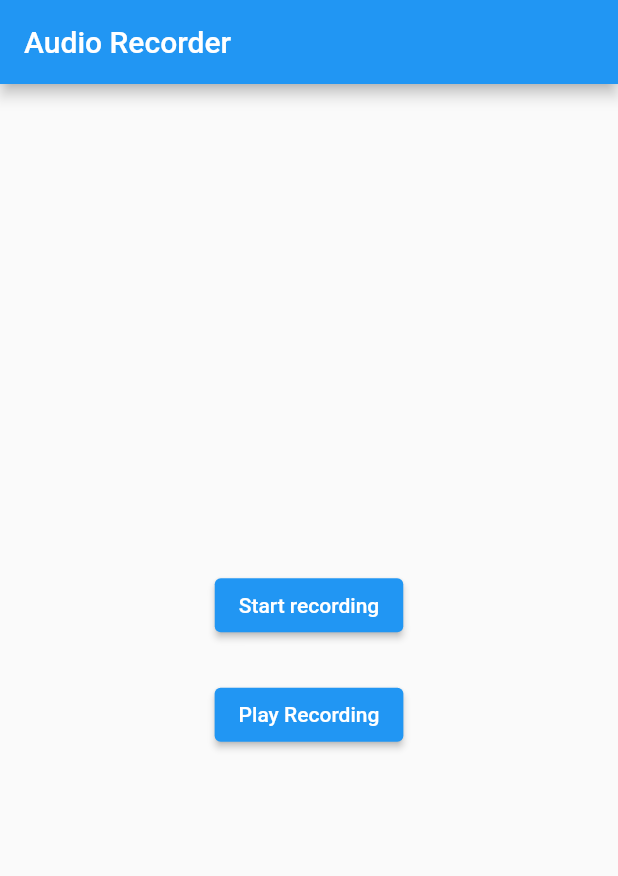
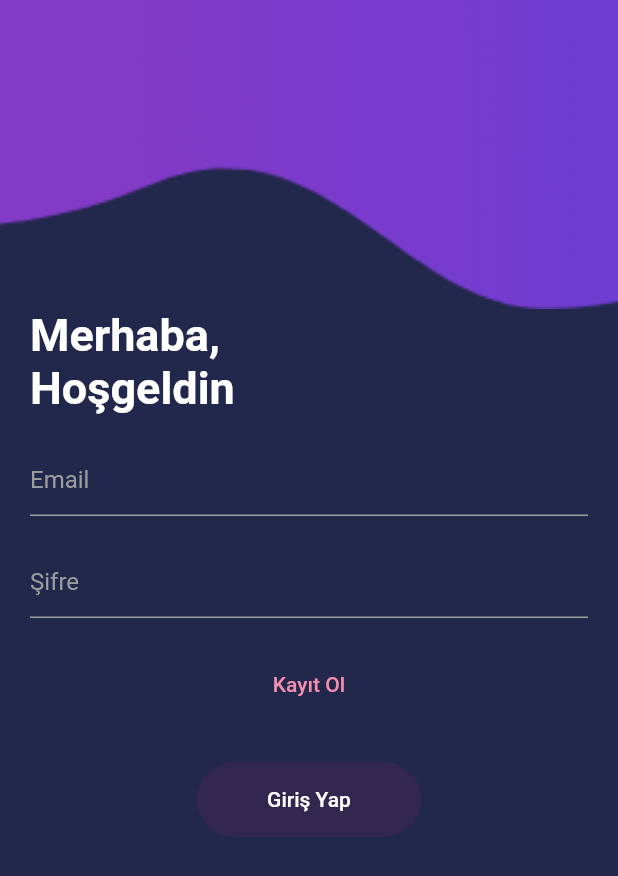
Before and after one commit to serkan1st1/Audio_Recorder, a Flutter app: the screen it shows after launch, on a phone screen of 412 x 824 dp. Shown: the top 876 px of the screen. Run offline on Flutter 3.47's test engine with Material 2 defaults, Android fonts, the phone set to English and light mode, and no system bars; our stand-ins replace audioplayers, firebase_auth, firebase_core; missing offline and left inert: record; accounts and stored records are empty.

Commit message:
Added login and registration procedures

```diff
--- /dev/null
+++ b/lib/View/login_page.dart
@@ -0,0 +1,151 @@
+import 'package:audio_recorder/utils/generalColors.dart';
+import 'package:audio_recorder/utils/generalTextStyle.dart';
+import 'package:flutter/material.dart';
+import 'package:flutter/src/widgets/framework.dart';
+import 'package:flutter/src/widgets/placeholder.dart';
+
+class LoginPage extends StatefulWidget {
+  const LoginPage({super.key});
+
+  @override
+  State<LoginPage> createState() => _LoginPageState();
+}
+
+class _LoginPageState extends State<LoginPage> {
+  late String email, password;
+
+  @override
+  Widget build(BuildContext context) {
+    var height = MediaQuery.of(context).size.height;
+    return Scaffold(
+      backgroundColor: Color.fromARGB(255, 34, 39, 76),
+      body: SingleChildScrollView(
+        child: Center(
+          child: Column(
+            crossAxisAlignment: CrossAxisAlignment.start,
+            children: [
+              Container(
+                height: height * .25,
+                decoration: BoxDecoration(
+                  image: DecorationImage(
+                    fit: BoxFit.cover,
+                    image: AssetImage("assets/images/topImage.png"),
+                  ),
+                ),
+              ),
+              Padding(
+                padding: const EdgeInsets.symmetric(horizontal: 20),
+                child: Column(
+                  crossAxisAlignment: CrossAxisAlignment.start,
+                  children: [
+                    titleText(),
+                    generalSizedBox(),
+                    emailTextField(),
+                    generalSizedBox(),
+                    passwordTextField(),
+                    generalSizedBox(),
+                    signUpButton(),
+                    generalSizedBox(),
+                    signInButton(),
+                  ],
+                ),
+              )
+            ],
+          ),
+        ),
+      ),
+    );
+  }
+
+  Text titleText() {
+    return const Text(
+      "Merhaba,\nHoşgeldin",
+      style: GeneralTextStyle.titleTextStyle,
+    );
+  }
+
+  TextFormField emailTextField() {
+    return TextFormField(
+      validator: (value) {
+        if (value!.isEmpty) {
+          return "Bilgileri Eksiksiz Doldurunuz";
+        }
+      },
+      onSaved: (value) {
+        email = value!;
+      },
+      style: TextStyle(color: Colors.white),
+      decoration: generalInputDecoration("Email"),
+    );
+  }
+
+  TextFormField passwordTextField() {
+    return TextFormField(
+      validator: (value) {
+        if (value!.isEmpty) {
+          return "Bilgileri Eksiksiz Doldurunuz";
+        }
+      },
+      onSaved: (value) {
+        password = value!;
+      },
+      obscureText: true,
+      style: TextStyle(color: Colors.white),
+      decoration: generalInputDecoration("Şifre"),
+    );
+  }
+
+  Center signUpButton() {
+    return Center(
+      child: TextButton(
+        onPressed: () => Navigator.pushNamed(context, "/signUp"),
+        child: generalText(
+          "Kayıt Ol",
+          GeneralColors.textButtonColor,
+        ),
+      ),
+    );
+  }
+
+  Center signInButton() {
+    return Center(
+      child: TextButton(
+        onPressed: () {},
+        child: Container(
+          height: 50,
+          width: 150,
+          margin: EdgeInsets.symmetric(horizontal: 60),
+          decoration: BoxDecoration(
+            borderRadius: BorderRadius.circular(50),
+            color: Color(0xff31274F),
+          ),
+          child: Center(
+            child: generalText("Giriş Yap", GeneralColors.loginButtonTextColor),
+          ),
+        ),
+      ),
+    );
+  }
+
+  Widget generalSizedBox() => const SizedBox(
+        height: 20,
+      );
+
+  Widget generalText(String text, Color color) => Text(
+        text,
+        style: TextStyle(color: color),
+      );
+
+  InputDecoration generalInputDecoration(String hintText) {
+    return InputDecoration(
+      hintText: hintText,
+      hintStyle: TextStyle(color: Colors.grey),
+      enabledBorder: UnderlineInputBorder(
+        borderSide: BorderSide(color: Colors.grey),
+      ),
+      focusedBorder: UnderlineInputBorder(
+        borderSide: BorderSide(color: Colors.grey),
+      ),
+    );
+  }
+}
--- a/lib/main.dart
+++ b/lib/main.dart
@@ -1,9 +1,8 @@
-import 'dart:io';
+import 'package:audio_recorder/View/audio_record_page.dart';
+import 'package:audio_recorder/View/sign_up_page.dart';
 import 'package:firebase_core/firebase_core.dart';
 import 'package:flutter/material.dart';
-import 'package:record/record.dart';
-import 'package:audioplayers/audioplayers.dart';
-
+import 'View/login_page.dart';
 import 'firebase_options.dart';
 
 Future<void> main() async {
@@ -21,115 +20,17 @@ class MyApp extends StatelessWidget {
   Widget build(BuildContext context) {
     return MaterialApp(
       title: 'Flutter Demo',
+      routes: {
+        "/loginPage": (context) => LoginPage(),
+        "/signUp": (context) => SignUpPage(),
+        "/audioRecord": (context) => AudioRecordPage(
+              title: 'Ses Kaydet',
+            ),
+      },
       theme: ThemeData(
         primarySwatch: Colors.blue,
       ),
-      home: const MyHomePage(title: 'Flutter Demo Home Page'),
+      home: LoginPage(),
     );
   }
 }
-
-class MyHomePage extends StatefulWidget {
-  const MyHomePage({super.key, required this.title});
-
-  final String title;
-
-  @override
-  State<MyHomePage> createState() => _MyHomePageState();
-}
-
-class _MyHomePageState extends State<MyHomePage> {
-  late Record audioRecord;
-  late AudioPlayer audioPlayer;
-  bool isRecording = false;
-  String audioPath = '';
-  late File _audioFile;
-  @override
-  void initState() {
-    audioPlayer = AudioPlayer();
-    audioRecord = Record();
-    super.initState();
-  }
-
-  @override
-  void dispose() {
-    audioPlayer.dispose();
-    audioRecord.dispose();
-    super.dispose();
-  }
-
-  Future<void> startRecording() async {
-    try {
-      if (await audioRecord.hasPermission()) {
-        await audioRecord.start();
-        setState(() {
-          isRecording = true;
-        });
-      }
-    } catch (e) {
-      print('Error Start Recording : $e');
-    }
-  }
-
-  Future<void> stopRecording() async {
-    try {
-      String? path = await audioRecord.stop(); //the returns output path
-      setState(() {
-        isRecording = false;
-        audioPath = path!;
-      });
-    } catch (e) {
-      print('Error Stopping record: $e');
-    }
-  }
-
-  Future<void> playRecording() async {
-    try {
-      Source urlSource = DeviceFileSource(audioPath);
-      print('$audioPath');
-      await audioPlayer.play(urlSource);
-
-      print('$audioPath');
-      await audioPlayer.play(urlSource);
-    } catch (e) {
-      print('Error playin Recording : $e');
-    }
-  }
-
-  @override
-  Widget build(BuildContext context) {
-    return Scaffold(
-      appBar: AppBar(
-        title: const Text('Audio Recorder'),
-      ),
-      body: Center(
-        child: Column(
-          mainAxisAlignment: MainAxisAlignment.center,
-          children: <Widget>[
-            if (isRecording)
-              const Text(
-                'Recording in Progress',
-                style: TextStyle(
-                  fontSize: 20,
-                ),
-              ),
-            ElevatedButton(
-              onPressed: isRecording ? stopRecording : startRecording,
-              child: isRecording
-                  ? const Text('Stop Recording')
-                  : const Text('Start recording'),
-            ),
-            const SizedBox(
-              height: 25,
-            ),
-            if (!isRecording && audioPath != null)
-              ElevatedButton(
-                onPressed: playRecording,
-                child: Text('Play Recording'),
-              ),
-          ],
-        ),
-      ),
-    );
-  }
-}
--- /dev/null
+++ b/lib/utils/generalColors.dart
@@ -0,0 +1,7 @@
+import 'package:flutter/material.dart';
+
+class GeneralColors {
+  static const scaffoldBackgroundColor = Color(0xff21254A);
+  static const textButtonColor = Color(0xFFF48FB1);
+  static const loginButtonTextColor = Color(0xffffffff);
+}
--- /dev/null
+++ b/lib/utils/generalTextStyle.dart
@@ -0,0 +1,6 @@
+import 'package:flutter/material.dart';
+
+class GeneralTextStyle {
+  static const titleTextStyle =
+      TextStyle(fontSize: 30, color: Colors.white, fontWeight: FontWeight.bold);
+}
--- a/pubspec.yaml
+++ b/pubspec.yaml
@@ -51,6 +51,8 @@ flutter:
   # the material Icons class.
   uses-material-design: true
   # To add assets to your application, add an assets section, like this:
+  assets:
+     - assets/images/
   # assets:
   #   - images/a_dot_burr.jpeg
   #   - images/a_dot_ham.jpeg
```
Also changed, not shown: lib/View/audio_record_page.dart (+109 -0 lines), lib/View/sign_up_page.dart (added, +173 -0 lines), assets/images/topImage.png (added).
